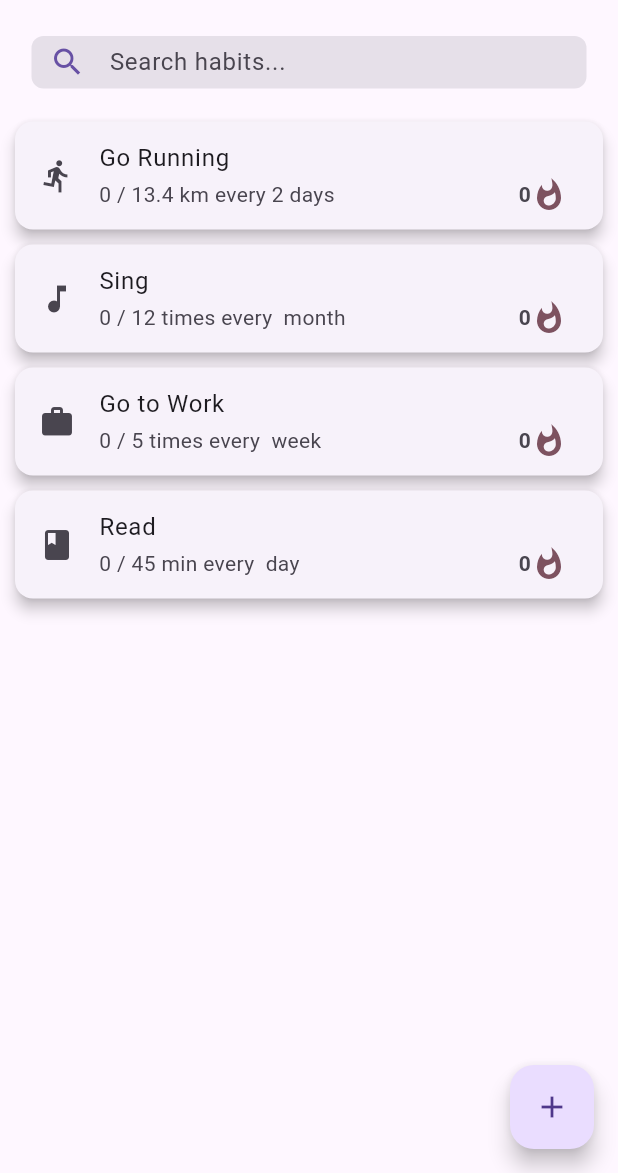
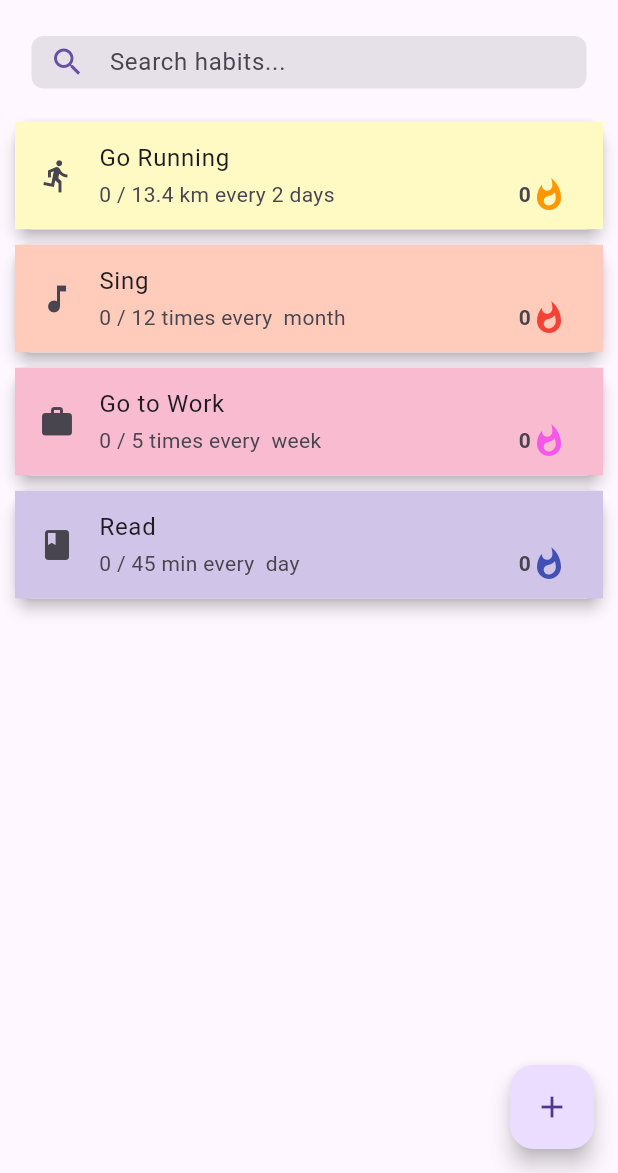
Before and after one commit to FloC0ding/HCI_habit_tracker, a Flutter app: the screen it shows after launch, on a phone screen of 412 x 824 dp, the part 63-1236 px from its top. Run offline on Flutter 3.47's test engine with Material 3 defaults, Android fonts, the phone set to English and light mode, and no system bars; drawn by our look-alikes of dynamic_color, flutter_slidable.

Commit message:
Added colored tiles & harmonization w/ system theme

```diff
--- a/App 2/lib/main.dart
+++ b/App 2/lib/main.dart
@@ -54,9 +54,11 @@ class Habit {
   String timeUnit;
   double requiredTime;
   int streak;
+  Color primaryColor;
+  Color flameColor;
 
-  Habit(
-      {required this.title,
+  Habit({
+    required this.title,
     required this.description,
     required this.value,
     required this.iconData,
@@ -64,7 +66,10 @@ class Habit {
     required this.requiredValue,
     required this.timeUnit,
     required this.requiredTime,
-      required this.streak});
+    required this.streak,
+    required this.primaryColor,
+    required this.flameColor,
+  });
 }
 
 class HabitTrackerPage extends StatefulWidget {
@@ -90,6 +95,71 @@ class _HabitTrackerPageState extends State<HabitTrackerPage> {
     // ... add more, potentially also custom icons and icons not from the Icons class
   ];
   // List storing all the user habits
+  final List<Habit> _habits = [];
+  final List<Habit> _filteredhabits = [];
+
+  @override
+  void initState() {
+    super.initState();
+    _habits.addAll([
+      Habit(
+        title: "Go Running",
+        description: "Go Running",
+        value: 0,
+        iconData: Icons.directions_run,
+        unit: "km",
+        requiredValue: 13.37,
+        timeUnit: "days",
+        requiredTime: 2,
+        streak: 0,
+        primaryColor: getRandomPastelColor(),
+        flameColor: getRandomFlameColor(),
+      ),
+      Habit(
+        title: "Sing",
+        description: "Sing",
+        value: 0,
+        iconData: Icons.music_note,
+        unit: "times",
+        requiredValue: 12,
+        timeUnit: "months",
+        requiredTime: 1,
+        streak: 0,
+        primaryColor: getRandomPastelColor(),
+        flameColor: getRandomFlameColor(),
+      ),
+      Habit(
+        title: "Go to Work",
+        description: "Go to Work",
+        value: 0,
+        iconData: Icons.work,
+        unit: "times",
+        requiredValue: 5,
+        timeUnit: "weeks",
+        requiredTime: 1,
+        streak: 0,
+        primaryColor: getRandomPastelColor(),
+        flameColor: getRandomFlameColor(),
+      ),
+      Habit(
+        title: "Read",
+        description: "Read",
+        value: 0,
+        iconData: Icons.book,
+        unit: "min",
+        requiredValue: 45,
+        timeUnit: "days",
+        requiredTime: 1,
+        streak: 0,
+        primaryColor: getRandomPastelColor(),
+        flameColor: getRandomFlameColor(),
+      ),
+    ]);
+
+    _filteredhabits.addAll(_habits);
+  }
+
+  /*
   final List<Habit> _habits = [
     Habit(
         title: "Go Running",
@@ -100,7 +170,9 @@ class _HabitTrackerPageState extends State<HabitTrackerPage> {
         requiredValue: 13.37,
         timeUnit: "days",
         requiredTime: 2,
-        streak: 0),
+        streak: 0,
+        primaryColor: getRandomPastelColor(),
+        flameColor: getRandomFlameColor()),
     Habit(
         title: "Sing",
         description: "Sing",
@@ -174,6 +246,58 @@ class _HabitTrackerPageState extends State<HabitTrackerPage> {
         requiredTime: 1,
         streak: 0),
   ];
+*/
+  List<Color> colors = [
+    Color(0xFFFFF9C4), // Light Yellow
+    Color(0xFFFFE0B2), // Light Orange
+    Color(0xFFFFCCBC), // Light Deep Orange
+    Color(0xFFFFCDD2), // Light Red
+    Color(0xFFF8BBD0), // Light Pink
+    Color(0xFFE1BEE7), // Light Purple
+    Color(0xFFD1C4E9), // Light Deep Purple
+    Color(0xFFC5CAE9), // Light Indigo
+    Color(0xFFBBDEFB), // Light Blue
+    Color(0xFFB3E0F2), // Light Light Blue
+    Color(0xFFB2EBF2), // Light Cyan
+    Color(0xFFB2DFDB), // Light Teal
+    Color(0xFFC8E6C9), // Light Green
+    Color(0xFFDCEDC8), // Light Light Green
+    Color(0xFFF0F4C3), // Light Lime
+  ];
+  List<Color> flameColors = [
+    Color(0xFFFFEB3B), // Yellow
+    Color(0xFFFF9800), // Orange
+    Color(0xFFFF5722), // Deep Orange
+    Color(0xFFF44336), // Red
+    Color(0xFFE91E63), // Pink
+    Color.fromARGB(255, 245, 88, 232), // Purple
+    Color(0xFF673AB7), // Deep Purple
+    Color(0xFF3F51B5), // Indigo
+    Color(0xFF2196F3), // Blue
+    Color(0xFF03A9F4), // Light Blue
+    Color(0xFF00BCD4), // Cyan
+    Color(0xFF009688), // Teal
+    Color(0xFF4CAF50), // Green
+    Color(0xFF8BC34A), // Light Green
+    Color(0xFFCDDC39), // Lime
+  ];
+
+  int currentIndex = 0;
+
+  Color getRandomPastelColor() {
+    Color color = colors[currentIndex];
+    currentIndex = (currentIndex + 1) % colors.length;
+    return color; // Adjust opacity to make it lighter
+  }
+
+  int currentIndex2 = 0;
+
+  Color getRandomFlameColor() {
+    Color color = flameColors[currentIndex];
+    currentIndex = (currentIndex + 1) % flameColors.length;
+    return color; // Adjust opacity to make it lighter
+  }
+
   //Last Habit that was deleted, used for UNDO function
   Habit _lastHabit = Habit(
     title: "no",
@@ -184,13 +308,16 @@ class _HabitTrackerPageState extends State<HabitTrackerPage> {
     unit: "",
     requiredTime: 1,
     timeUnit: "",
-      streak: 0);
+    streak: 0,
+    primaryColor: Colors.white,
+    flameColor: Colors.black,
+  );
   //Self-explanatory: Add a new habit to the list
   void _addHabit(String title, String description, IconData icon, String unit,
       double requiredValue, String timeUnit, double requiredTime) {
     if (title.isNotEmpty) {
       setState(() {
-        _habits.add(Habit(
+        Habit newHabit = Habit(
           title: title,
           description: description,
           value: 0,
@@ -199,17 +326,12 @@ class _HabitTrackerPageState extends State<HabitTrackerPage> {
           unit: unit,
           requiredTime: requiredTime,
           timeUnit: timeUnit,
-            streak: 0));
-        _filteredhabits.add(Habit(
-            title: title,
-            description: description,
-            value: 0,
-            iconData: icon,
-            requiredValue: requiredValue,
-            unit: unit,
-            requiredTime: requiredTime,
-            timeUnit: timeUnit,
-            streak: 0));
+          streak: 0,
+          primaryColor: getRandomPastelColor(),
+          flameColor: getRandomFlameColor(),
+        );
+        _habits.add(newHabit);
+        _filteredhabits.add(newHabit);
       });
     }
   }
@@ -225,7 +347,9 @@ class _HabitTrackerPageState extends State<HabitTrackerPage> {
       double requiredValue,
       String timeUnit,
       double requiredTime,
-      int streak) {
+      int streak,
+      Color primaryColor,
+      Color flameColor) {
     setState(() {
       _lastHabit = _habits[index];
       _habits[index] = Habit(
@@ -237,7 +361,9 @@ class _HabitTrackerPageState extends State<HabitTrackerPage> {
           requiredValue: requiredValue,
           requiredTime: requiredTime,
           timeUnit: timeUnit,
-          streak: streak);
+          streak: streak,
+          primaryColor: primaryColor,
+          flameColor: flameColor);
     });
   }
 
@@ -416,7 +542,9 @@ class _HabitTrackerPageState extends State<HabitTrackerPage> {
                                     _habits[index].requiredValue,
                                     _habits[index].timeUnit,
                                     _habits[index].requiredTime,
-                                    _habits[index].streak + 1);
+                                    _habits[index].streak + 1,
+                                    _habits[index].primaryColor,
+                                    _habits[index].flameColor);
                               }
                             } else {
                               _showSetAmountDialog(index);
@@ -424,6 +552,7 @@ class _HabitTrackerPageState extends State<HabitTrackerPage> {
                           });
                         },
                         child: ListTile(
+                          tileColor: _habits[index].primaryColor.harmonizeWith(colorScheme.primary),
                           leading: Icon(_habits[index].iconData),
                           title: Text(_habits[index].title),
                           subtitle: Row(
@@ -440,7 +569,7 @@ class _HabitTrackerPageState extends State<HabitTrackerPage> {
                                   ),
                                   Icon(
                                     Icons.whatshot,
-                                    color: colorScheme.tertiary,
+                                    color: _habits[index].flameColor.harmonizeWith(colorScheme.primary),
                                   ),
                                 ],
                               ),
@@ -621,12 +750,14 @@ class _HabitTrackerPageState extends State<HabitTrackerPage> {
                       decoration: const InputDecoration(labelText: 'Title'),
                     ),
                     TextField(
-                      decoration: const InputDecoration(labelText: 'Current Progress'),
+                      decoration:
+                          const InputDecoration(labelText: 'Current Progress'),
                       keyboardType: TextInputType.number,
                       controller: numberController,
                     ),
                     TextField(
-                      decoration: const InputDecoration(labelText: 'Current Streak'),
+                      decoration:
+                          const InputDecoration(labelText: 'Current Streak'),
                       keyboardType: TextInputType.number,
                       controller: streakController,
                     ),
@@ -717,7 +848,9 @@ class _HabitTrackerPageState extends State<HabitTrackerPage> {
                         double.parse(requiredController.text),
                         selectedTimeUnit,
                         double.parse(timeController.text),
-                        int.parse(streakController.text));
+                        int.parse(streakController.text),
+                        _habits[index].primaryColor,
+                        _habits[index].flameColor);
                     ScaffoldMessenger.of(context).showSnackBar(
                       SnackBar(
                         content: Text("Edited \"${_lastHabit.title}\""),
@@ -788,7 +921,10 @@ class _HabitTrackerPageState extends State<HabitTrackerPage> {
                         _habits[index].requiredValue,
                         _habits[index].timeUnit,
                         _habits[index].requiredTime,
-                          _habits[index].streak + 1);
+                        _habits[index].streak + 1,
+                        _habits[index].primaryColor,
+                        _habits[index].flameColor,
+                      );
                     } else {
                       _editHabit(
                         index,
@@ -800,7 +936,10 @@ class _HabitTrackerPageState extends State<HabitTrackerPage> {
                         _habits[index].requiredValue,
                         _habits[index].timeUnit,
                         _habits[index].requiredTime,
-                          _habits[index].streak);
+                        _habits[index].streak,
+                        _habits[index].primaryColor,
+                        _habits[index].flameColor,
+                      );
                     }
                     ScaffoldMessenger.of(context).showSnackBar(
                       SnackBar(
```
Lines whose indentation alone changed are shown as unchanged.
